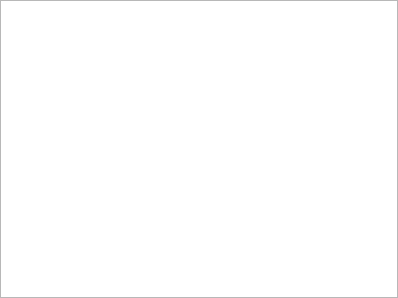
This is core/src/corelayers/servicechooser/servicechooserwidget.ui in euroelessar/qutim as Qt 5 draws it before an edit. The edited form follows.
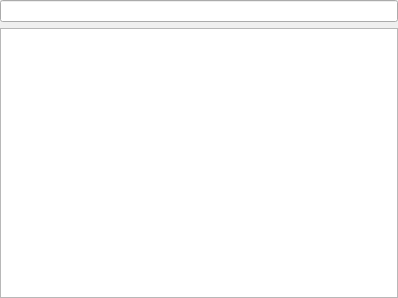
This is the edited form.

```diff
--- a/core/src/corelayers/servicechooser/servicechooserwidget.ui
+++ b/core/src/corelayers/servicechooser/servicechooserwidget.ui
@@ -17,7 +17,7 @@
    <property name="margin">
     <number>0</number>
    </property>
-   <item row="0" column="0">
+   <item row="1" column="0">
     <widget class="QTreeView" name="treeView">
      <property name="iconSize">
       <size>
@@ -33,6 +33,9 @@
      </attribute>
     </widget>
    </item>
+   <item row="0" column="0">
+    <widget class="QLineEdit" name="search"/>
+   </item>
   </layout>
  </widget>
  <resources/>
```
